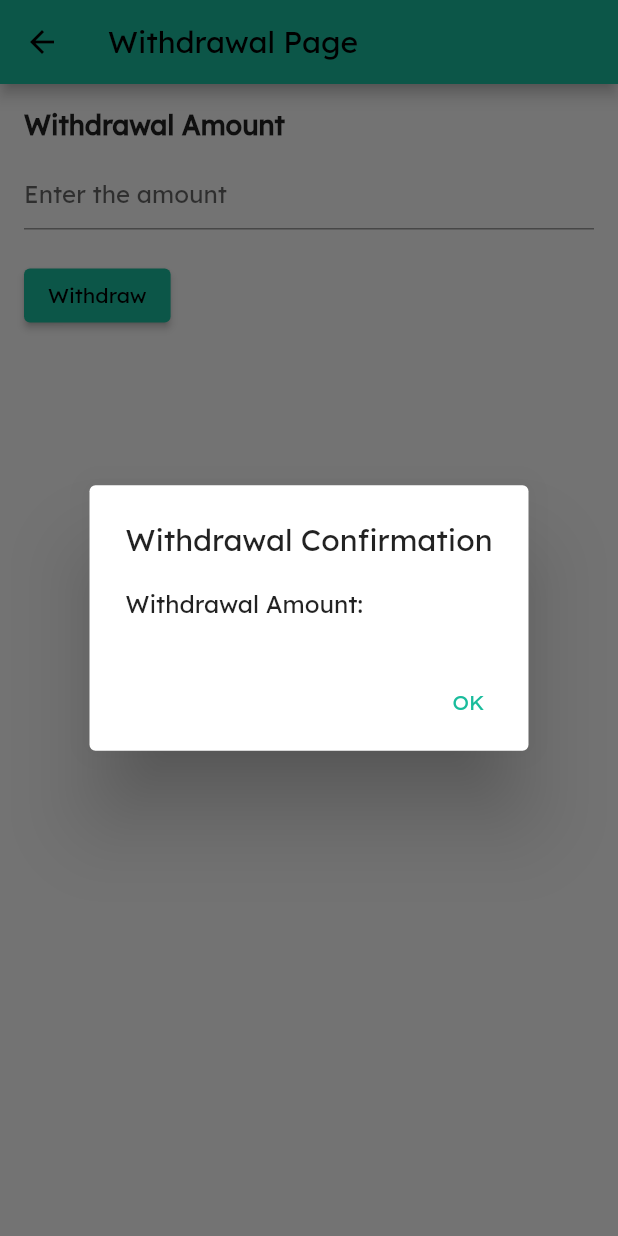
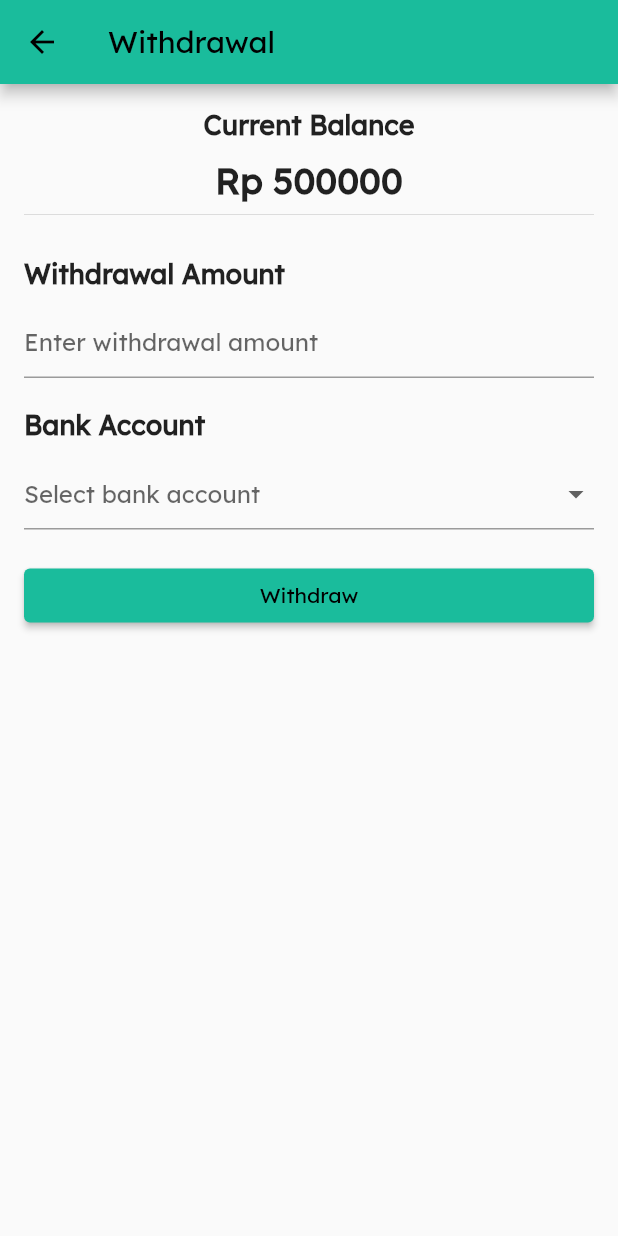
Before and after one commit to najmharani/P2P-Lending-UMKM-Kelompok-4-Pemrograman-Visual, a Flutter app: the WithdrawalPage screen opened directly, after a tap on "Withdraw", on a phone screen of 412 x 824 dp. Run offline on Flutter 3.47's test engine with Material 2 defaults, Android fonts, the phone set to English and light mode, and no system bars.

Commit message:
investor ui changes

```diff
--- /dev/null
+++ b/lib/investor/pages/fitur_topup/add_bank_account.dart
@@ -0,0 +1,108 @@
+import 'package:flutter/material.dart';
+import 'package:flutter/services.dart';
+
+class AddBankAccountPage extends StatefulWidget {
+  @override
+  _AddBankAccountPageState createState() => _AddBankAccountPageState();
+}
+
+class _AddBankAccountPageState extends State<AddBankAccountPage> {
+  String? selectedBank;
+  TextEditingController accountNumberController = TextEditingController();
+
+  List<String> banks = [
+    'Select a bank',
+    'Bank A',
+    'Bank B',
+    'Bank C',
+    // Add more banks as needed
+  ];
+
+  @override
+  void dispose() {
+    accountNumberController.dispose();
+    super.dispose();
+  }
+
+  @override
+  Widget build(BuildContext context) {
+    return Scaffold(
+      appBar: AppBar(
+        title: Text('Add Bank Account'),
+      ),
+      body: Padding(
+        padding: EdgeInsets.all(16.0),
+        child: Column(
+          crossAxisAlignment: CrossAxisAlignment.start,
+          children: [
+            Text(
+              'Bank',
+              style: TextStyle(
+                fontSize: 18,
+                fontWeight: FontWeight.bold,
+              ),
+            ),
+            SizedBox(height: 10),
+            DropdownButtonFormField<String>(
+              value: selectedBank,
+              onChanged: (value) {
+                setState(() {
+                  selectedBank = value;
+                });
+              },
+              items: banks.map((bank) {
+                return DropdownMenuItem<String>(
+                  value: bank,
+                  child: Text(bank),
+                );
+              }).toList(),
+              decoration: InputDecoration(
+                hintText: 'Select a bank',
+                // Add additional styling as desired
+              ),
+            ),
+            SizedBox(height: 20),
+            Text(
+              'Account Number',
+              style: TextStyle(
+                fontSize: 18,
+                fontWeight: FontWeight.bold,
+              ),
+            ),
+            SizedBox(height: 10),
+            TextFormField(
+              controller: accountNumberController,
+              keyboardType: TextInputType.number,
+              inputFormatters: <TextInputFormatter>[
+                FilteringTextInputFormatter.digitsOnly
+              ],
+              decoration: InputDecoration(
+                hintText: 'Enter account number',
+                // Add additional styling as desired
+              ),
+            ),
+            SizedBox(height: 20),
+            ElevatedButton(
+              onPressed: () {
+                if (selectedBank == 'Select a bank') {
+                  // Show an error message or handle the invalid selection
+                  return;
+                }
+
+                String bankName = selectedBank!;
+                String accountNumber = accountNumberController.text;
+
+                // Perform the necessary operations to add the bank account
+                // ...
+
+                // Show a snackbar or navigate back to the bank account list page
+                // ...
+              },
+              child: Text('Add Bank Account'),
+            ),
+          ],
+        ),
+      ),
+    );
+  }
+}
--- a/lib/investor/pages/fitur_topup/withdraw.dart
+++ b/lib/investor/pages/fitur_topup/withdraw.dart
@@ -1,4 +1,6 @@
 import 'package:flutter/material.dart';
+// import 'package:intl/intl.dart';
+import 'package:flutter/services.dart';
 
 class WithdrawalPage extends StatefulWidget {
   @override
@@ -6,19 +8,53 @@ class WithdrawalPage extends StatefulWidget {
 }
 
 class _WithdrawalPageState extends State<WithdrawalPage> {
-  TextEditingController _amountController = TextEditingController();
+  double userBalance = 500000.0; // Replace with the user's actual balance
+  String? selectedBankAccount;
+  TextEditingController withdrawalAmountController = TextEditingController();
+
+  List<String> bankAccounts = [
+    'Bank Account 1',
+    'Bank Account 2',
+    'Bank Account 3',
+    // Add more bank accounts as needed
+  ];
+
+  @override
+  void dispose() {
+    withdrawalAmountController.dispose();
+    super.dispose();
+  }
 
   @override
   Widget build(BuildContext context) {
     return Scaffold(
       appBar: AppBar(
-        title: Text('Withdrawal Page'),
+        title: Text('Withdrawal'),
       ),
       body: Padding(
         padding: EdgeInsets.all(16.0),
         child: Column(
-          crossAxisAlignment: CrossAxisAlignment.start,
+          crossAxisAlignment: CrossAxisAlignment.stretch,
           children: [
+            Text(
+              'Current Balance',
+              textAlign: TextAlign.center,
+              style: TextStyle(
+                fontSize: 18,
+                fontWeight: FontWeight.bold,
+              ),
+            ),
+            SizedBox(height: 10),
+            Text(
+              'Rp ${userBalance.toStringAsFixed(0)}', // Format balance as needed
+              textAlign: TextAlign.center,
+              style: TextStyle(
+                fontSize: 24,
+                fontWeight: FontWeight.bold,
+              ),
+            ),
+            Divider(),
+            SizedBox(height: 20),
             Text(
               'Withdrawal Amount',
               style: TextStyle(
@@ -27,37 +63,88 @@ class _WithdrawalPageState extends State<WithdrawalPage> {
               ),
             ),
             SizedBox(height: 10),
-            TextField(
-              controller: _amountController,
+            TextFormField(
+              controller: withdrawalAmountController,
               keyboardType: TextInputType.number,
+              inputFormatters: [
+                FilteringTextInputFormatter.allow(RegExp(r'^\d+\.?\d{0,2}')),
+              ],
               decoration: InputDecoration(
-                hintText: 'Enter the amount',
+                hintText: 'Enter withdrawal amount',
+                // Add additional styling as desired
+              ),
+            ),
+            SizedBox(height: 20),
+            Text(
+              'Bank Account',
+              style: TextStyle(
+                fontSize: 18,
+                fontWeight: FontWeight.bold,
+              ),
+            ),
+            SizedBox(height: 10),
+            DropdownButtonFormField<String>(
+              value: selectedBankAccount,
+              onChanged: (value) {
+                setState(() {
+                  selectedBankAccount = value;
+                });
+              },
+              items: bankAccounts.map((account) {
+                return DropdownMenuItem<String>(
+                  value: account,
+                  child: Text(account),
+                );
+              }).toList(),
+              decoration: InputDecoration(
+                hintText: 'Select bank account',
+                // Add additional styling as desired
               ),
             ),
             SizedBox(height: 20),
             ElevatedButton(
               onPressed: () {
-                // Perform withdrawal logic here
-                String withdrawalAmount = _amountController.text;
-                // Perform the withdrawal process
-                // ...
-                // Show a confirmation dialog or navigate to a success page
+                double withdrawalAmount =
+                    double.parse(withdrawalAmountController.text);
+
+                // Check if the withdrawal amount exceeds the user's balance
+                if (withdrawalAmount > userBalance) {
+                  // Display a warning or show an error message
+                  return;
+                }
+
+                String bankAccount = selectedBankAccount ?? '';
+
+                // Show a confirmation dialog for the withdrawal
                 showDialog(
                   context: context,
-                  builder: (context) => AlertDialog(
-                    title: Text('Withdrawal Confirmation'),
-                    content: Text('Withdrawal Amount: $withdrawalAmount'),
+                  builder: (BuildContext context) {
+                    return AlertDialog(
+                      title: Text('Confirm Withdrawal'),
+                      content: Text(
+                        'Withdraw Rp ${withdrawalAmount.toStringAsFixed(0)} from $bankAccount?',
+                      ),
                       actions: [
                         TextButton(
                           onPressed: () {
-                          // Close the dialog and navigate back
+                            // Perform the withdrawal operation
+                            // ...
+
+                            // Close the dialog
                             Navigator.pop(context);
-                          // You can also perform additional actions if needed
                           },
-                        child: Text('OK'),
+                          child: Text('Confirm'),
+                        ),
+                        TextButton(
+                          onPressed: () {
+                            // Close the dialog without performing the withdrawal
+                            Navigator.pop(context);
+                          },
+                          child: Text('Cancel'),
                         ),
                       ],
-                  ),
+                    );
+                  },
                 );
               },
               child: Text('Withdraw'),
--- a/lib/investor/pages/profile_investor.dart
+++ b/lib/investor/pages/profile_investor.dart
@@ -1,5 +1,4 @@
 import 'package:flutter/material.dart';
-import 'package:p2plending_umkm/investor/pages/fitur_profile/customer_service.dart';
 
 class EditEmailPage extends StatefulWidget {
   final String Email;
--- a/pubspec.yaml
+++ b/pubspec.yaml
@@ -31,6 +31,7 @@ environment:
 dependencies:
   flutter:
     sdk: flutter
+  intl: ^0.17.0
 
   # The following adds the Cupertino Icons font to your application.
   # Use with the CupertinoIcons class for iOS style icons.
```
Also changed, not shown: lib/investor/pages/aktivitas_investor.dart (+71 -11 lines), lib/investor/pages/fitur_profile/customer_service.dart (deleted, +0 -48 lines), lib/investor/pages/fitur_topup/bank_account.dart (+78 -87 lines), pubspec.lock. Lines whose indentation alone changed are shown as unchanged.
